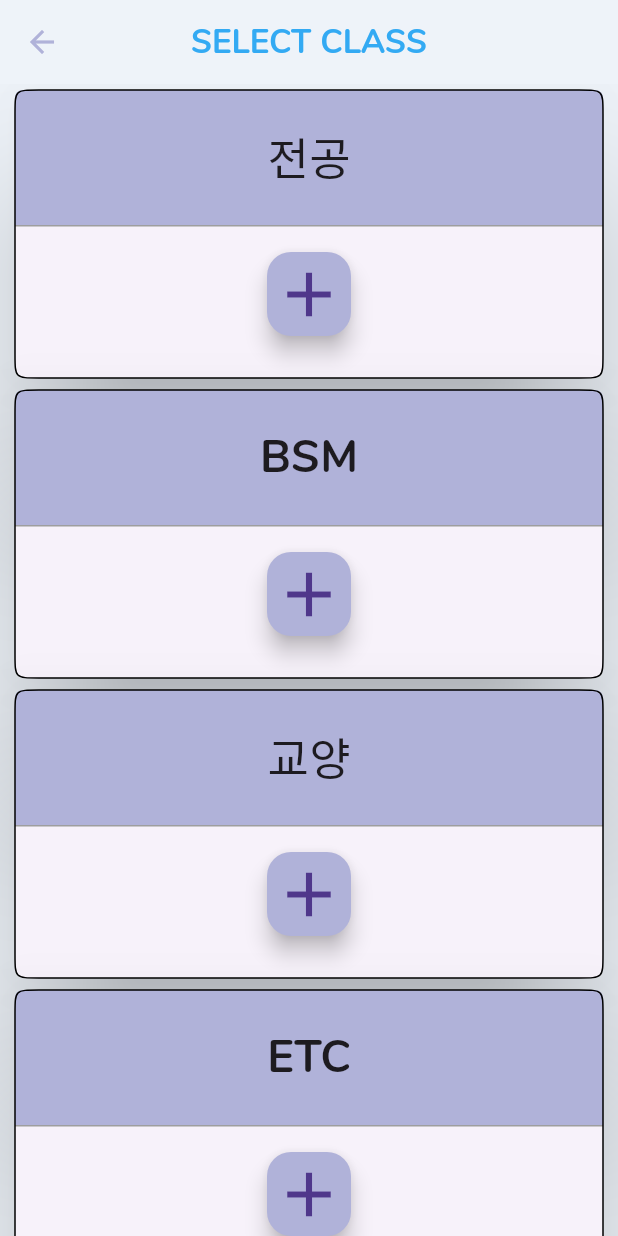
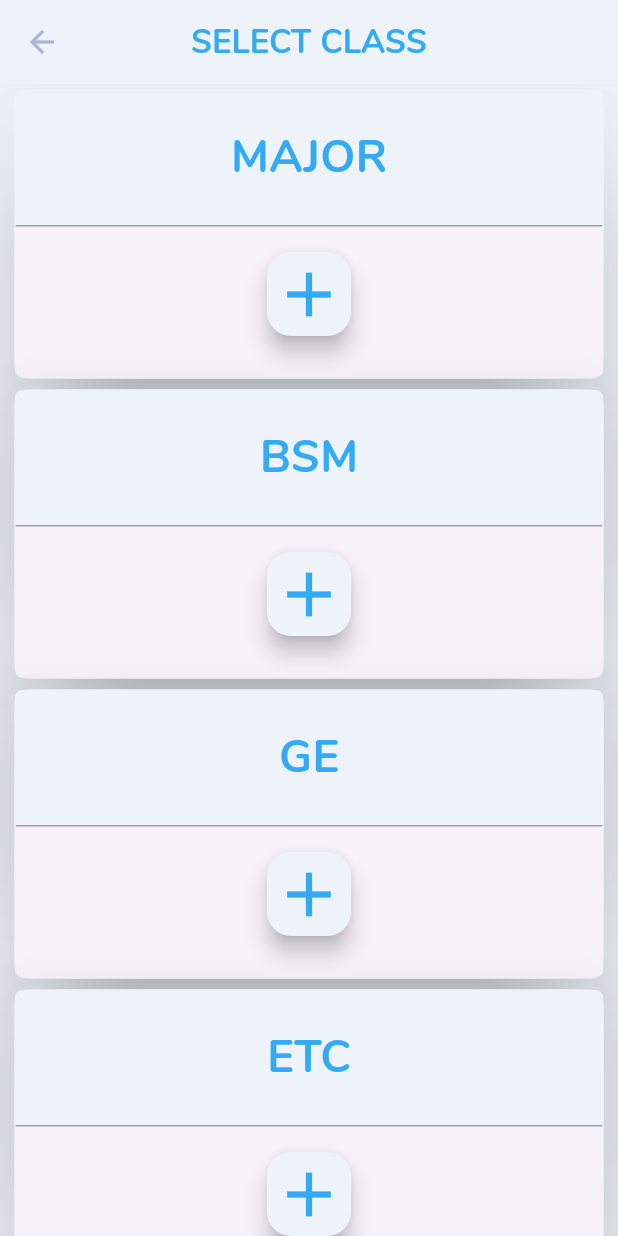
Before and after one commit to CAU-Mobile-Team4/causw_graduate, a Flutter app: the ClassSelection screen opened directly, on a phone screen of 412 x 824 dp. Run offline on Flutter 3.47's test engine with Material 3 defaults, Android fonts, the phone set to English and light mode, and no system bars; our stand-ins replace flutter_speed_dial, shared_preferences, table_calendar; accounts and stored records are empty; network calls fail.

Commit message:
디자인 변경 및 교양 출력

```diff
--- a/lib/GraduateUI/ClassSelectionPage.dart
+++ b/lib/GraduateUI/ClassSelectionPage.dart
@@ -37,7 +37,7 @@ class ClassSelection extends StatelessWidget {
                         shape: ContinuousRectangleBorder(
                           borderRadius:
                             BorderRadius.circular(16.0),
-                          side: BorderSide(width: 1.0),
+                            side: BorderSide(width: 1.0,color: AppColor.background)
 
                         ),
                         elevation: 40.0,
@@ -51,9 +51,9 @@ class ClassSelection extends StatelessWidget {
                               child: Container(
                                 height: 90,
                                 alignment: Alignment.center,
-                                color: Color(0xFFB0B2D9),
+                                color: AppColor.background,
                                 child: Text(
-                                  "전공",style: TextStyle(fontSize: 30),
+                                  "MAJOR",style: TextStyle(fontSize: 30,fontWeight: FontWeight.bold,color: AppColor.main),
                                 ),
                               ),
                             ),
@@ -65,8 +65,8 @@ class ClassSelection extends StatelessWidget {
                               height: 90,
                               alignment: Alignment.center,
                               child: FloatingActionButton(
-                                backgroundColor: Color(0xFFB0B2D9),
-                                  child: Icon(Icons.add,size: 50,),
+                                backgroundColor: AppColor.background,
+                                  child: Icon(Icons.add,size: 50,color: AppColor.main,),
                                   onPressed:(){
                                     Navigator.push(context, MaterialPageRoute(builder:
                                         (context)=> MajorClass()
@@ -90,7 +90,7 @@ class ClassSelection extends StatelessWidget {
                           shape: ContinuousRectangleBorder(
                             borderRadius:
                             BorderRadius.circular(16.0),
-                            side: BorderSide(width: 1.0),
+                              side: BorderSide(width: 1.0,color: AppColor.background)
 
                           ),
                           elevation: 40.0,
@@ -104,9 +104,9 @@ class ClassSelection extends StatelessWidget {
                                 child: Container(
                                   height: 90,
                                   alignment: Alignment.center,
-                                  color: Color(0xFFB0B2D9),
+                                  color: AppColor.background,
                                   child: Text(
-                                    "BSM",style: TextStyle(fontSize: 30,fontWeight: FontWeight.bold),
+                                    "BSM",style: TextStyle(fontSize: 30,fontWeight: FontWeight.bold,color: AppColor.main),
                                   ),
                                 ),
                               ),
@@ -118,8 +118,8 @@ class ClassSelection extends StatelessWidget {
                                 height: 90,
                                 alignment: Alignment.center,
                                 child: FloatingActionButton(
-                                    backgroundColor: Color(0xFFB0B2D9),
-                                    child: Icon(Icons.add,size: 50,),
+                                    backgroundColor: AppColor.background,
+                                    child: Icon(Icons.add,size: 50,color: AppColor.main,),
                                     onPressed:(){
                                       Navigator.push(context, MaterialPageRoute(builder:
                                           (context)=> BSMclassSelection()
@@ -142,7 +142,7 @@ class ClassSelection extends StatelessWidget {
                           shape: ContinuousRectangleBorder(
                             borderRadius:
                             BorderRadius.circular(16.0),
-                            side: BorderSide(width: 1.0),
+                              side: BorderSide(width: 1.0,color: AppColor.background)
 
                           ),
                           elevation: 40.0,
@@ -156,9 +156,9 @@ class ClassSelection extends StatelessWidget {
                                 child: Container(
                                   height: 90,
                                   alignment: Alignment.center,
-                                  color: Color(0xFFB0B2D9),
+                                  color: AppColor.background,
                                   child: Text(
-                                    "교양",style: TextStyle(fontSize: 30),
+                                    "GE",style: TextStyle(fontSize: 30,fontWeight: FontWeight.bold,color: AppColor.main),
                                   ),
                                 ),
                               ),
@@ -170,8 +170,8 @@ class ClassSelection extends StatelessWidget {
                                 height: 90,
                                 alignment: Alignment.center,
                                 child: FloatingActionButton(
-                                    backgroundColor: Color(0xFFB0B2D9),
-                                    child: Icon(Icons.add,size: 50,),
+                                    backgroundColor: AppColor.background,
+                                    child: Icon(Icons.add,size: 50,color: AppColor.main,),
                                     onPressed:(){
                                       Navigator.push(context, MaterialPageRoute(builder:
                                           (context)=> SelectGEclass()
@@ -194,7 +194,7 @@ class ClassSelection extends StatelessWidget {
                           shape: ContinuousRectangleBorder(
                             borderRadius:
                             BorderRadius.circular(16.0),
-                            side: BorderSide(width: 1.0),
+                            side: BorderSide(width: 1.0,color: AppColor.background),
 
                           ),
                           elevation: 40.0,
@@ -203,14 +203,14 @@ class ClassSelection extends StatelessWidget {
                               ClipRRect(
                                 borderRadius: BorderRadius.only(
                                     topLeft: Radius.circular(5),
-                                    topRight: Radius.circular(5)
+                                    topRight: Radius.circular(5),
                                 ),
                                 child: Container(
                                   height: 90,
                                   alignment: Alignment.center,
-                                  color: Color(0xFFB0B2D9),
+                                  color: AppColor.background,
                                   child: Text(
-                                    "ETC",style: TextStyle(fontSize: 30,fontWeight: FontWeight.bold),
+                                    "ETC",style: TextStyle(fontSize: 30,fontWeight: FontWeight.bold,color: AppColor.main),
                                   ),
                                 ),
                               ),
@@ -222,8 +222,8 @@ class ClassSelection extends StatelessWidget {
                                 height: 90,
                                 alignment: Alignment.center,
                                 child: FloatingActionButton(
-                                    backgroundColor: Color(0xFFB0B2D9),
-                                    child: Icon(Icons.add,size: 50,),
+                                    backgroundColor: AppColor.background,
+                                    child: Icon(Icons.add,size: 50,color: AppColor.main,),
                                     onPressed:(){
                                       Navigator.push(context, MaterialPageRoute(builder:
                                           (context)=> GraduateEtc()
--- a/lib/GraduateUI/GraduationETCPage.dart
+++ b/lib/GraduateUI/GraduationETCPage.dart
@@ -16,7 +16,7 @@ class _GraduateEtcState extends State<GraduateEtc> {
   Widget build(BuildContext context) {
     return Scaffold(
         backgroundColor: AppColor.background,
-        appBar: AppBar(title: Text('GE CLASS',style: TextStyle(color: AppColor.main,fontWeight: FontWeight.bold),
+        appBar: AppBar(title: Text('ETC',style: TextStyle(color: AppColor.main,fontWeight: FontWeight.bold),
     ),
           centerTitle: true,
           leading: IconButton(onPressed: (){
```
Also changed, not shown: lib/GraduateUI/BSMclassSelection.dart (+7 -6 lines), lib/GraduateUI/GEclassSelectionPage.dart (+9 -11 lines).
